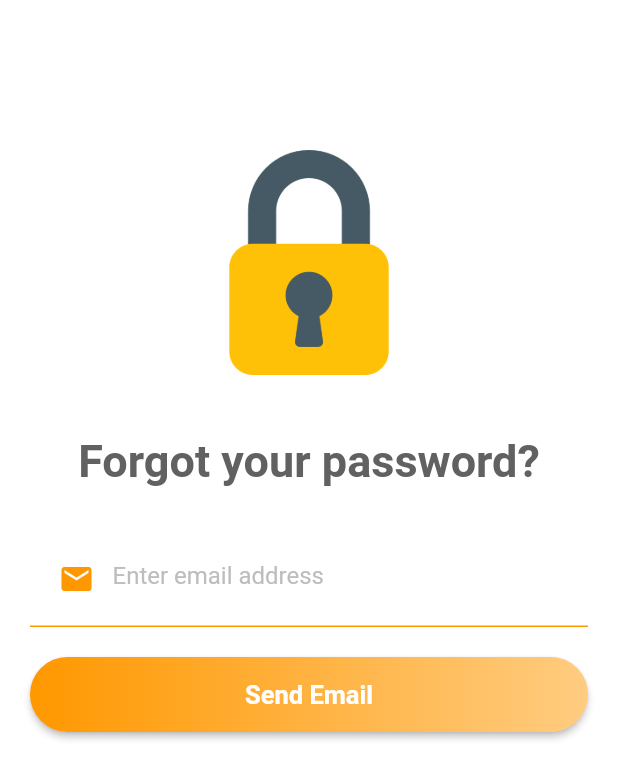
After one commit to deshmukhpurushothaman/newsfeedapp, a Flutter app: the ForgotScreen screen opened directly, after a tap on "Send Email", on a phone screen of 412 x 824 dp. The commit adds this screen. Shown: the top 779 px of the screen. Run offline on Flutter 3.47's test engine with Material 2 defaults, Android fonts, the phone set to English and light mode, and no system bars; our stand-ins replace carousel_pro, cloud_firestore, firebase_auth, firebase_core, firebase_storage, flutter_signin_button and 7 more; accounts and stored records are empty; network calls fail.

Commit message:
first commit

```diff
--- /dev/null
+++ b/lib/Authentication/ForgotScreen.dart
@@ -0,0 +1,107 @@
+import 'package:firebase_auth/firebase_auth.dart';
+import 'package:flutter/material.dart';
+import 'package:fluttertoast/fluttertoast.dart';
+
+class ForgotScreen extends StatefulWidget {
+  @override
+  _ForgotScreenState createState() => _ForgotScreenState();
+}
+
+class _ForgotScreenState extends State<ForgotScreen> {
+  TextEditingController _forgotemailontroller;
+
+  @override
+  void initState() {
+    super.initState();
+    _forgotemailontroller = TextEditingController(text: "");
+  }
+
+  @override
+  Widget build(BuildContext context) {
+    return Scaffold(
+      backgroundColor: Colors.white,
+      body: Center(
+          child: Padding(
+        padding: EdgeInsets.only(top: 100, left: 20, right: 20),
+        child: Column(
+          children: <Widget>[
+            Image.asset(
+              "images/lock.png",
+              width: 150,
+              height: 150,
+            ),
+            SizedBox(height: 40),
+            Text(
+              "Forgot your password?",
+              style: TextStyle(
+                  color: Colors.grey[700],
+                  fontSize: 30,
+                  fontWeight: FontWeight.w600),
+            ),
+            SizedBox(height: 30),
+            Container(
+              padding: EdgeInsets.all(7.0),
+              decoration: BoxDecoration(
+                  border: Border(bottom: BorderSide(color: Colors.orange))),
+              child: TextField(
+                controller: _forgotemailontroller,
+                decoration: InputDecoration(
+                    border: InputBorder.none,
+                    prefixIcon: Icon(
+                      Icons.email,
+                      color: Colors.orange,
+                    ),
+                    hintText: "Enter email address",
+                    hintStyle: TextStyle(color: Colors.grey[400])),
+              ),
+            ),
+            SizedBox(height: 20),
+            Container(
+              height: 50,
+              child: Center(
+                child: RaisedButton(
+                  onPressed: () {
+                    print(_forgotemailontroller.text);
+                    FirebaseAuth.instance
+                        .sendPasswordResetEmail(
+                            email: _forgotemailontroller.text)
+                        .then(
+                          (value) => Fluttertoast.showToast(
+                              msg:
+                                  "Password reset link have been sent your mail!!"),
+                        );
+                  },
+                  shape: RoundedRectangleBorder(
+                      borderRadius: BorderRadius.circular(80.0)),
+                  padding: const EdgeInsets.all(0.0),
+                  child: Ink(
+                    decoration: BoxDecoration(
+                      gradient: LinearGradient(
+                        colors: [
+                          Colors.orange[500],
+                          Colors.orange[200],
+                        ],
+                      ),
+                      borderRadius: BorderRadius.all(Radius.circular(80.0)),
+                    ),
+                    child: Container(
+                      constraints: const BoxConstraints(
+                          minWidth: 88.0,
+                          minHeight: 36.0), // min sizes for Material buttons
+                      alignment: Alignment.center,
+                      child: Text("Send Email",
+                          style: TextStyle(
+                              color: Colors.white,
+                              fontWeight: FontWeight.bold,
+                              fontSize: 17)),
+                    ),
+                  ),
+                ),
+              ),
+            ),
+          ],
+        ),
+      )),
+    );
+  }
+}
--- a/pubspec.yaml
+++ b/pubspec.yaml
@@ -71,6 +71,7 @@ flutter:
     - images/admin.png
     - images/setting.png
     - images/todo.png
+    - images/lock.png
   # An image asset can refer to one or more resolution-specific "variants", see
   # https://flutter.dev/assets-and-images/#resolution-aware.
   # For details regarding adding assets from package dependencies, see
```
Also changed, not shown: lib/Authentication/login.dart (+28 -5 lines), lib/Authentication/signup.dart (+13 -1 lines), lib/home.dart (+0 -30 lines), images/lock.png (added).
